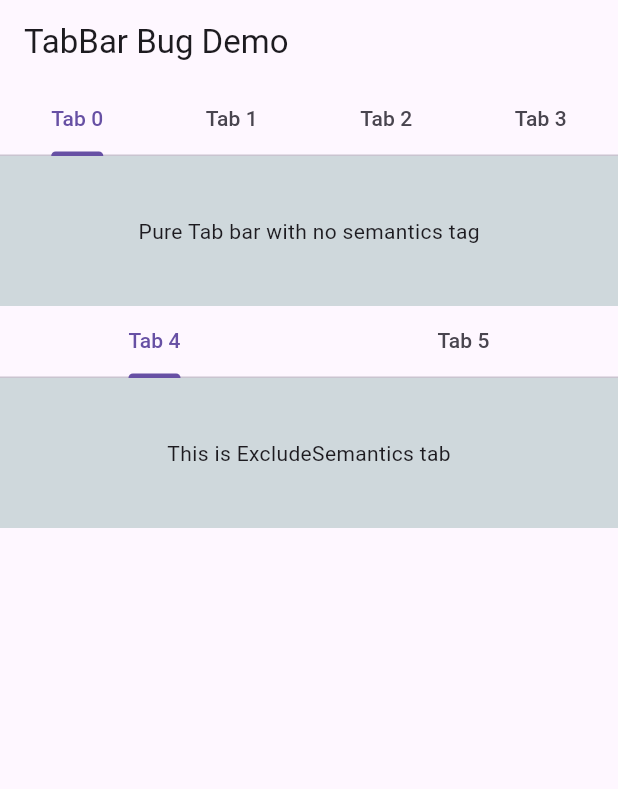
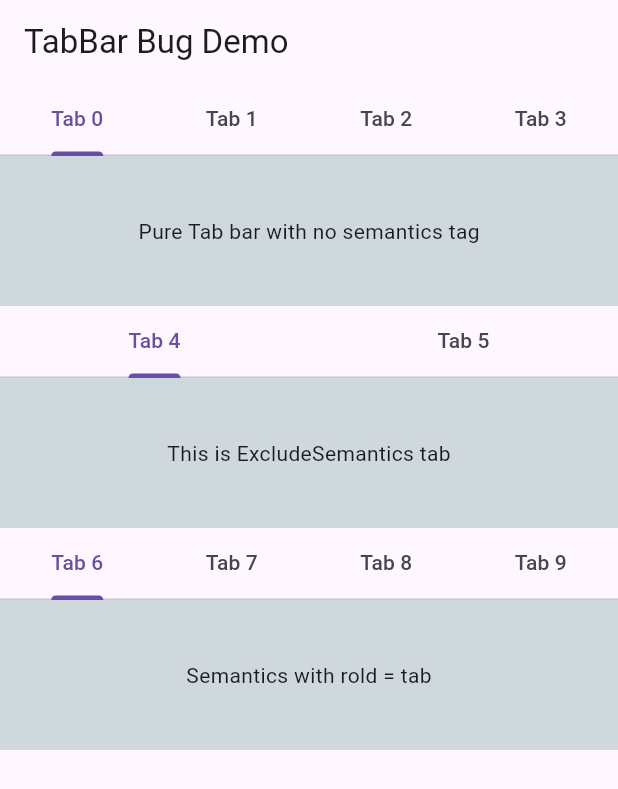
Before and after one commit to nandanmagdum/flutter_tab_widget_semantics_bug_demo, a Flutter app: the screen it shows after launch, on a phone screen of 412 x 824 dp. Shown: the top 789 px of the screen. Run offline on Flutter 3.47's test engine with Material 3 defaults, Android fonts, the phone set to English and light mode, and no system bars.

Commit message:
added semantics with role

```diff
--- a/lib/main.dart
+++ b/lib/main.dart
@@ -1,3 +1,5 @@
+import 'dart:ui';
+
 import 'package:flutter/material.dart';
 
 void main() {
@@ -14,12 +16,13 @@ class MyApp extends StatefulWidget {
 class _MyAppState extends State<MyApp> with TickerProviderStateMixin<MyApp> {
   late TabController _tabController;
   late TabController _tabController2;
-
+  late TabController _tabController3;
   @override
   void initState() {
     super.initState();
     _tabController = TabController(length: 4, vsync: this);
     _tabController2 = TabController(length: 2, vsync: this);
+    _tabController3 = TabController(length: 4, vsync: this);
   }
 
   @override
@@ -36,22 +39,26 @@ class _MyAppState extends State<MyApp> with TickerProviderStateMixin<MyApp> {
         appBar: AppBar(title: const Text('TabBar Bug Demo')),
         body: Column(
           children: [
+            // ✅ 1st tabbar
             TabBar(
               controller: _tabController,
               tabs: [
                 Tab(text: 'Tab 0'),
                 Semantics(
                   label: 'label1',
-                  child: Tab(text: 'Tab 1')),
+                  child: Tab(text: 'Tab 1'),
+                ),
                 Semantics(
                   label: 'label2',
                   excludeSemantics: true,
-                  child: Tab(text: 'Tab 2')),
+                  child: Tab(text: 'Tab 2'),
+                ),
                 Semantics(
                   label: 'label3',
                   button: true,
                   enabled: true,
-                  child: Tab(text: 'Tab 3')),
+                  child: Tab(text: 'Tab 3'),
+                ),
               ],
             ),
             Container(
@@ -59,16 +66,19 @@ class _MyAppState extends State<MyApp> with TickerProviderStateMixin<MyApp> {
               color: Colors.blueGrey.shade100,
               child: TabBarView(
                 controller: _tabController,
-                children:  [
+                children: [
                   myBox(text: 'Pure Tab bar with no semantics tag'),
                   myBox(text: 'Tab with only label'),
                   myBox(text: 'Tab with label and excludeSemantics as true'),
-                  myBox(text: 'Tab with label and button as true and enabled as true'),
+                  myBox(
+                    text:
+                        'Tab with label and button as true and enabled as true',
+                  ),
                 ],
               ),
             ),
 
-            // 2nd tab
+            // ✅ 2nd tabbar
             TabBar(
               controller: _tabController2,
               tabs: [
@@ -76,7 +86,8 @@ class _MyAppState extends State<MyApp> with TickerProviderStateMixin<MyApp> {
                 MergeSemantics(
                   child: Semantics(
                     label: 'label 5',
-                    child: Tab(text: 'Tab 5')),
+                    child: Tab(text: 'Tab 5'),
+                  ),
                 ),
               ],
             ),
@@ -85,9 +96,46 @@ class _MyAppState extends State<MyApp> with TickerProviderStateMixin<MyApp> {
               color: Colors.blueGrey.shade100,
               child: TabBarView(
                 controller: _tabController2,
-                children:  [
+                children: [
                   myBox(text: 'This is ExcludeSemantics tab'),
                   myBox(text: 'Tab with only label'),
+                ],
+              ),
+            ),
+
+            // ✅ 3rd tabbar
+            TabBar(
+              controller: _tabController3,
+              tabs: [
+                Semantics(
+                  role: SemanticsRole.tab,
+                  label: 'custom label 1',
+                  child: Tab(text: 'Tab 6'),
+                ),
+                Semantics(
+                  role: SemanticsRole.tabBar,
+                  label: 'custom label 2',
+                  child: Tab(text: 'Tab 7'),
+                ),
+                Semantics(
+                  role: SemanticsRole.tabPanel,
+                  label: 'custom label 3',
+                  child: Tab(text: 'Tab 8'),
+                ),
+                ExcludeSemantics(child: Semantics(
+                  label: 'custom label 4',
+                  child: Tab(text: 'Tab 9'))),
+              ],
+            ),
+            Container(
+              height: 100,
+              color: Colors.blueGrey.shade100,
+              child: TabBarView(
+                controller: _tabController3,
+                children: [
+                  myBox(text: 'Semantics with rold = tab'),
+                  myBox(text: 'Semantics with rold = tabBar'),
+                  myBox(text: 'Semantics with rold = tabPanel'),
                 ],
               ),
             ),
@@ -98,7 +146,6 @@ class _MyAppState extends State<MyApp> with TickerProviderStateMixin<MyApp> {
   }
 }
 
-
-Widget myBox({required String text}){
-  return SizedBox(height: 40,  width: 80,  child: Center(child: Text(text)));
+Widget myBox({required String text}) {
+  return SizedBox(height: 40, width: 80, child: Center(child: Text(text)));
 }
```
